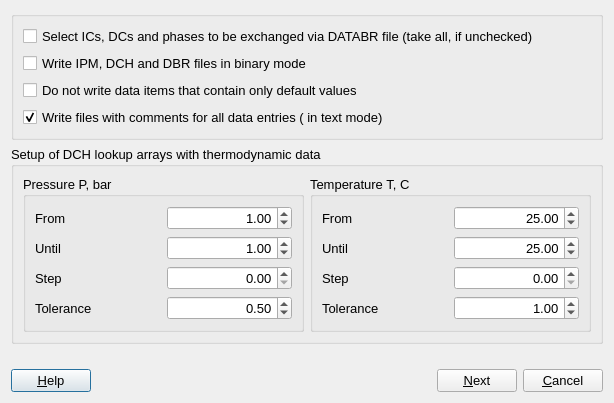
Old version of the form gems3/vizor4/dlg4/LookupDialog4.ui in the repository gemshub/GEMSGUI.
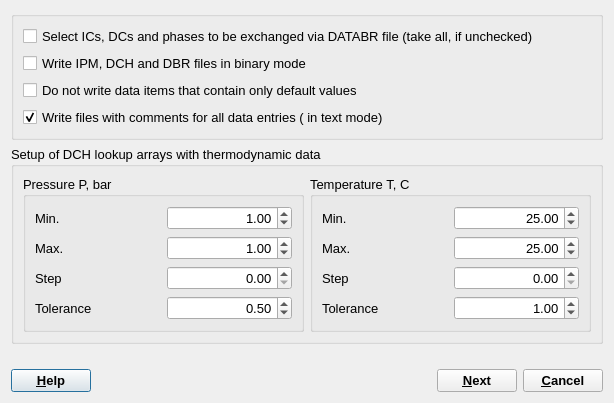
New version of the form.

The edit to the form file:
```diff
--- a/gems3/vizor4/dlg4/LookupDialog4.ui
+++ b/gems3/vizor4/dlg4/LookupDialog4.ui
@@ -87,7 +87,7 @@
          <item row="0" column="0">
           <widget class="QLabel" name="label">
            <property name="text">
-            <string>From</string>
+            <string>Min.</string>
            </property>
           </widget>
          </item>
@@ -113,7 +113,7 @@
          <item row="1" column="0">
           <widget class="QLabel" name="label_2">
            <property name="text">
-            <string>Until</string>
+            <string>Max.</string>
            </property>
           </widget>
          </item>
@@ -194,7 +194,7 @@
          <item row="0" column="0">
           <widget class="QLabel" name="label_5">
            <property name="text">
-            <string>From</string>
+            <string>Min.</string>
            </property>
           </widget>
          </item>
@@ -217,7 +217,7 @@
          <item row="1" column="0">
           <widget class="QLabel" name="label_6">
            <property name="text">
-            <string>Until</string>
+            <string>Max.</string>
            </property>
           </widget>
          </item>
@@ -310,6 +310,12 @@
    </item>
    <item row="4" column="0">
     <widget class="QPushButton" name="buttonHelp">
+     <property name="font">
+      <font>
+       <weight>75</weight>
+       <bold>true</bold>
+      </font>
+     </property>
      <property name="text">
       <string>&amp;Help</string>
      </property>
@@ -330,6 +336,12 @@
    </item>
    <item row="4" column="3">
     <widget class="QPushButton" name="buttonOK">
+     <property name="font">
+      <font>
+       <weight>75</weight>
+       <bold>true</bold>
+      </font>
+     </property>
      <property name="text">
       <string>&amp;Next</string>
      </property>
@@ -337,6 +349,12 @@
    </item>
    <item row="4" column="4">
     <widget class="QPushButton" name="buttonCancel">
+     <property name="font">
+      <font>
+       <weight>75</weight>
+       <bold>true</bold>
+      </font>
+     </property>
      <property name="text">
       <string>&amp;Cancel</string>
      </property>
```
